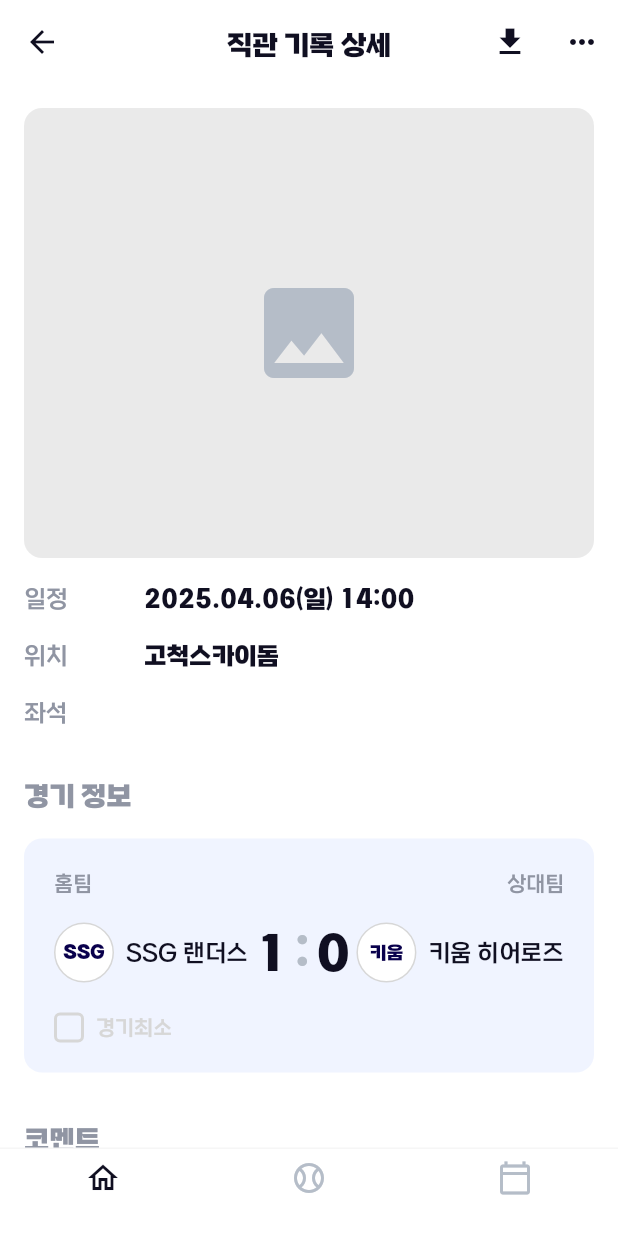
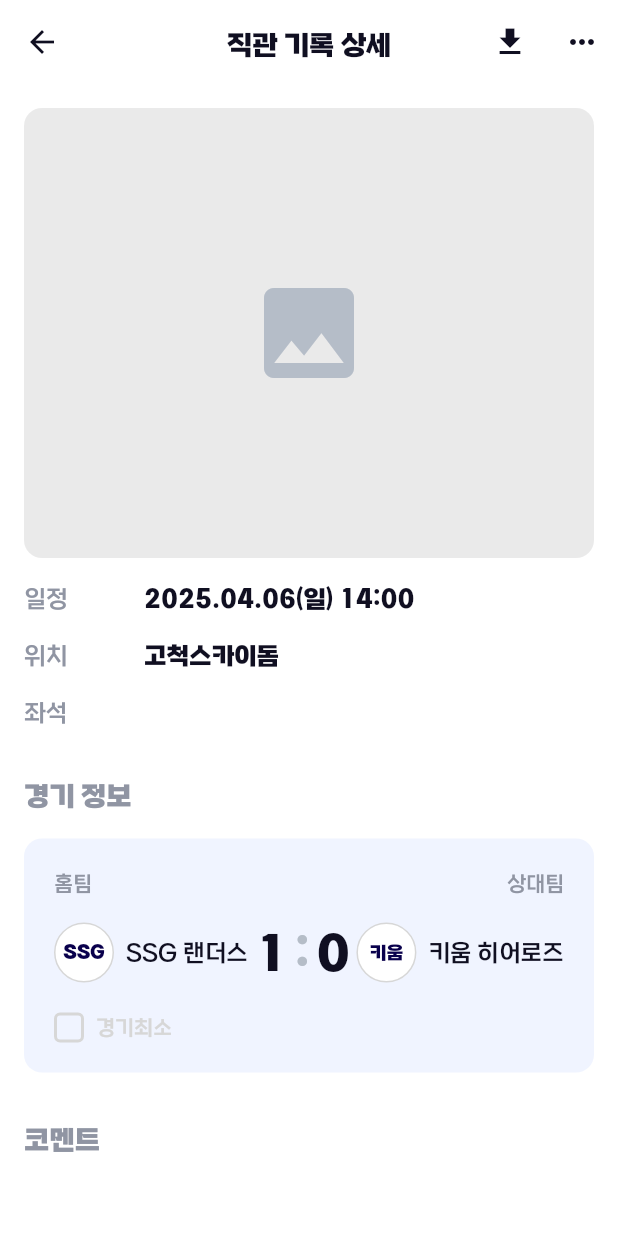
Before and after one commit to GlassyBus/seungyo-app, a Flutter app: the RecordDetailPage screen opened directly with sample values from the repository, on a phone screen of 412 x 824 dp. Run offline on Flutter 3.47's test engine with Material 3 defaults, Android fonts, the phone set to English and light mode, and no system bars; our stand-ins replace device_info_plus, drift, equatable, flutter_svg, fluttertoast, image_picker and 3 more; missing offline and left inert: gal, sqlite3; accounts and stored records are empty; generated files the repository leaves out were written again.

Commit message:
경기상세에서 하단 탭 보이던거 삭제

```diff
--- a/lib/view/record/record_detail_screen.dart
+++ b/lib/view/record/record_detail_screen.dart
@@ -53,7 +53,6 @@ class _RecordDetailPageState extends State<RecordDetailPage> {
         backgroundColor: colorScheme.surface,
         appBar: _buildAppBar(),
         body: _buildBody(colorScheme, textTheme),
-        bottomNavigationBar: _buildBottomNavigationBar(colorScheme),
       ),
     );
   }
@@ -447,24 +446,6 @@ class _RecordDetailPageState extends State<RecordDetailPage> {
     );
   }
 
-  Widget _buildBottomNavigationBar(ColorScheme colorScheme) {
-    return Container(
-      decoration: BoxDecoration(border: Border(top: BorderSide(color: AppColors.gray10, width: 1))),
-      child: BottomNavigationBar(
-        backgroundColor: colorScheme.surface,
-        selectedItemColor: colorScheme.onSurface,
-        unselectedItemColor: AppColors.gray50,
-        type: BottomNavigationBarType.fixed,
-        elevation: 0,
-        items: const [
-          BottomNavigationBarItem(icon: Icon(Icons.home_outlined), label: ''),
-          BottomNavigationBarItem(icon: Icon(Icons.sports_baseball_outlined), label: ''),
-          BottomNavigationBarItem(icon: Icon(Icons.calendar_today_outlined), label: ''),
-        ],
-      ),
-    );
-  }
-
   Future<void> _handleDownload() async {
     try {
       // 권한 요청
```
